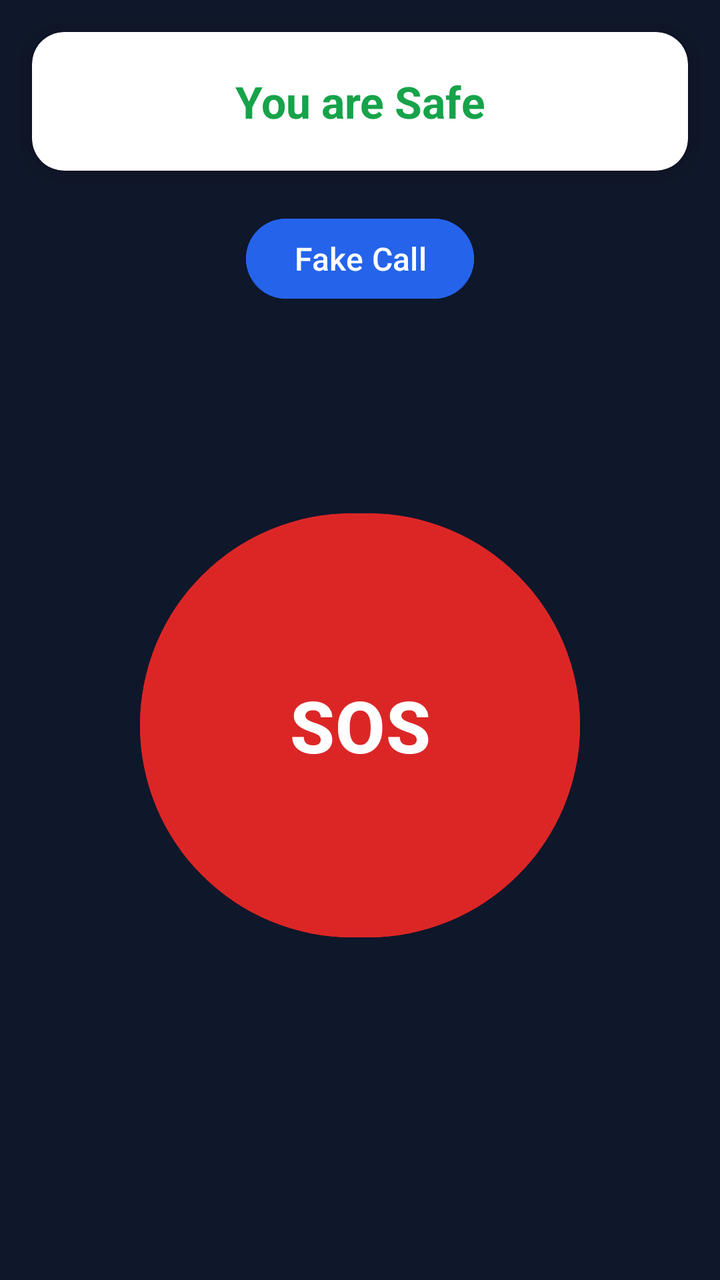
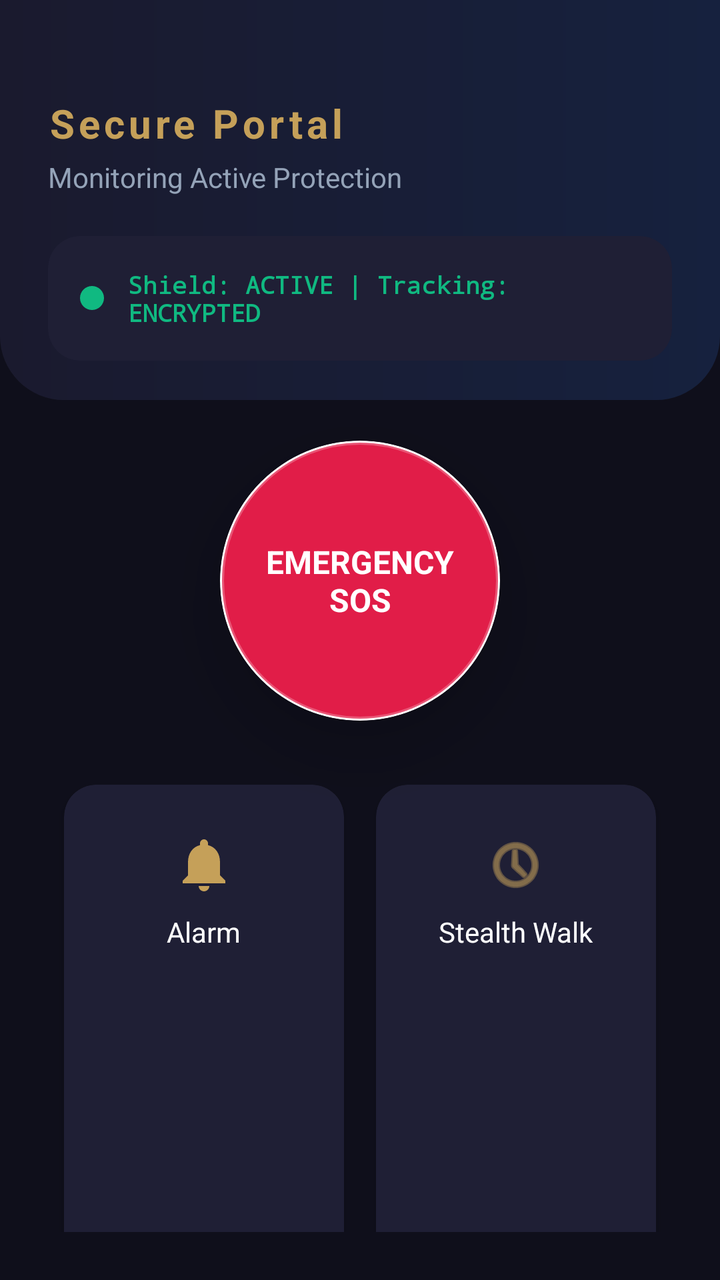

The first picture is an Android layout as it rendered before a commit; the second is the same layout after the commit. The layout source and the unified diff follow.
<!-- AndroidManifest.xml: application theme Theme.NaariRaksha -->
<!-- res/layout/activity_home.xml -->
<?xml version="1.0" encoding="utf-8"?>
<androidx.constraintlayout.widget.ConstraintLayout
    xmlns:android="http://schemas.android.com/apk/res/android"
    xmlns:app="http://schemas.android.com/apk/res-auto"
    android:layout_width="match_parent"
    android:layout_height="match_parent"
    android:background="#0F172A">

    
    
    <com.google.android.material.button.MaterialButton
        android:id="@+id/btnFakeCall"
        android:layout_width="wrap_content"
        android:layout_height="wrap_content"
        android:text="Fake Call"
        android:textSize="16sp"
        android:textColor="@android:color/white"
        android:backgroundTint="#2563EB"
        app:layout_constraintTop_toBottomOf="@id/cardStatus"
        app:layout_constraintStart_toStartOf="parent"
        app:layout_constraintEnd_toEndOf="parent"
        android:layout_marginTop="20dp"/>

    <androidx.cardview.widget.CardView
        android:id="@+id/cardStatus"
        android:layout_width="0dp"
        android:layout_height="wrap_content"
        android:layout_margin="16dp"
        app:cardCornerRadius="16dp"
        app:cardElevation="6dp"
        app:layout_constraintTop_toTopOf="parent"
        app:layout_constraintStart_toStartOf="parent"
        app:layout_constraintEnd_toEndOf="parent">

        <TextView
            android:layout_width="match_parent"
            android:layout_height="wrap_content"
            android:padding="20dp"
            android:text="@string/status_safe"
            android:textColor="#16A34A"
            android:textSize="22sp"
            android:textStyle="bold"
            android:gravity="center"/>
    </androidx.cardview.widget.CardView>

    
    <com.google.android.material.button.MaterialButton
        android:id="@+id/btnSOS"
        android:layout_width="220dp"
        android:layout_height="220dp"
        android:text="@string/sos"
        android:textSize="36sp"
        android:textStyle="bold"
        android:textColor="@android:color/white"
        android:backgroundTint="#DC2626"
        app:cornerRadius="110dp"
        app:layout_constraintTop_toBottomOf="@id/cardStatus"
        app:layout_constraintBottom_toBottomOf="parent"
        app:layout_constraintStart_toStartOf="parent"
        app:layout_constraintEnd_toEndOf="parent"/>



</androidx.constraintlayout.widget.ConstraintLayout>
<!-- resources referenced by this layout -->
<resources>
  <string name="sos">SOS</string>
  <string name="status_safe">You are Safe</string>
  <style name="Theme.NaariRaksha" parent="Theme.Material3.DayNight.NoActionBar">
          <item name="colorPrimary">@color/primary</item>
          <item name="colorSecondary">@color/secondary</item>
      </style>
  <color name="primary">#6A1B9A</color>
  <color name="secondary">#FF5252</color>
</resources>

<!-- the commit's change to res/layout/activity_home.xml (unified diff, before → after) -->
@@ -1,64 +1,246 @@
 <?xml version="1.0" encoding="utf-8"?>
-<androidx.constraintlayout.widget.ConstraintLayout
-    xmlns:android="http://schemas.android.com/apk/res/android"
+<androidx.constraintlayout.widget.ConstraintLayout xmlns:android="http://schemas.android.com/apk/res/android"
     xmlns:app="http://schemas.android.com/apk/res-auto"
     android:layout_width="match_parent"
     android:layout_height="match_parent"
-    android:background="#0F172A">
-
-    
-    
-    <com.google.android.material.button.MaterialButton
-        android:id="@+id/btnFakeCall"
+    android:background="@color/background">
+
+    
+    <View
+        android:id="@+id/headerBg"
+        android:layout_width="match_parent"
+        android:layout_height="200dp"
+        android:background="@drawable/bg_home_header"
+        app:layout_constraintTop_toTopOf="parent" />
+
+    <TextView
+        android:id="@+id/tvGreeting"
         android:layout_width="wrap_content"
         android:layout_height="wrap_content"
-        android:text="Fake Call"
-        android:textSize="16sp"
-        android:textColor="@android:color/white"
-        android:backgroundTint="#2563EB"
-        app:layout_constraintTop_toBottomOf="@id/cardStatus"
+        android:layout_marginStart="24dp"
+        android:layout_marginTop="48dp"
+        android:text="Secure Portal"
+        android:textColor="@color/accent"
+        android:textSize="20sp"
+        android:letterSpacing="0.1"
+        android:textStyle="bold"
         app:layout_constraintStart_toStartOf="parent"
+        app:layout_constraintTop_toTopOf="parent" />
+
+    <TextView
+        android:id="@+id/tvAppSlogan"
+        android:layout_width="wrap_content"
+        android:layout_height="wrap_content"
+        android:layout_marginTop="4dp"
+        android:text="Monitoring Active Protection"
+        android:textColor="@color/text_secondary"
+        android:textSize="14sp"
+        app:layout_constraintStart_toStartOf="@id/tvGreeting"
+        app:layout_constraintTop_toBottomOf="@id/tvGreeting" />
+
+    
+    <androidx.cardview.widget.CardView
+        android:id="@+id/cardLiveStatus"
+        android:layout_width="match_parent"
+        android:layout_height="wrap_content"
+        android:layout_marginHorizontal="24dp"
+        android:layout_marginTop="20dp"
+        app:cardBackgroundColor="@color/card_bg"
+        app:cardCornerRadius="16dp"
+        app:cardElevation="0dp"
+        app:layout_constraintTop_toBottomOf="@id/tvAppSlogan">
+
+        <LinearLayout
+            android:layout_width="match_parent"
+            android:layout_height="wrap_content"
+            android:padding="16dp"
+            android:gravity="center_vertical"
+            android:orientation="horizontal">
+
+            <View
+                android:layout_width="12dp"
+                android:layout_height="12dp"
+                android:background="@drawable/ic_dot_green" />
+
+            <TextView
+                android:layout_width="0dp"
+                android:layout_height="wrap_content"
+                android:layout_weight="1"
+                android:layout_marginStart="12dp"
+                android:text="Shield: ACTIVE | Tracking: ENCRYPTED"
+                android:textColor="#10B981"
+                android:textSize="12sp"
+                android:textStyle="bold"
+                android:fontFamily="monospace" />
+        </LinearLayout>
+    </androidx.cardview.widget.CardView>
+
+    
+    <androidx.cardview.widget.CardView
+        android:id="@+id/sosCardContainer"
+        android:layout_width="140dp"
+        android:layout_height="140dp"
+        android:layout_marginTop="40dp"
+        app:cardCornerRadius="70dp"
+        app:cardElevation="20dp"
         app:layout_constraintEnd_toEndOf="parent"
-        android:layout_marginTop="20dp"/>
-
-    <androidx.cardview.widget.CardView
-        android:id="@+id/cardStatus"
-        android:layout_width="0dp"
-        android:layout_height="wrap_content"
+        app:layout_constraintStart_toStartOf="parent"
+        app:layout_constraintTop_toBottomOf="@id/cardLiveStatus">
+
+        <RelativeLayout
+            android:id="@+id/btnSOS"
+            android:layout_width="match_parent"
+            android:layout_height="match_parent"
+            android:background="@drawable/bg_sos_button"
+            android:clickable="true"
+            android:focusable="true">
+
+            <TextView
+                android:layout_width="wrap_content"
+                android:layout_height="wrap_content"
+                android:layout_centerInParent="true"
+                android:text="EMERGENCY\nSOS"
+                android:gravity="center"
+                android:textColor="@color/white"
+                android:textSize="16sp"
+                android:textStyle="bold" />
+        </RelativeLayout>
+    </androidx.cardview.widget.CardView>
+
+    
+    <GridLayout
+        android:layout_width="match_parent"
+        android:layout_height="0dp"
         android:layout_margin="16dp"
-        app:cardCornerRadius="16dp"
-        app:cardElevation="6dp"
-        app:layout_constraintTop_toTopOf="parent"
-        app:layout_constraintStart_toStartOf="parent"
-        app:layout_constraintEnd_toEndOf="parent">
-
-        <TextView
-            android:layout_width="match_parent"
-            android:layout_height="wrap_content"
-            android:padding="20dp"
-            android:text="@string/status_safe"
-            android:textColor="#16A34A"
-            android:textSize="22sp"
-            android:textStyle="bold"
-            android:gravity="center"/>
-    </androidx.cardview.widget.CardView>
-
-    
-    <com.google.android.material.button.MaterialButton
-        android:id="@+id/btnSOS"
-        android:layout_width="220dp"
-        android:layout_height="220dp"
-        android:text="@string/sos"
-        android:textSize="36sp"
-        android:textStyle="bold"
-        android:textColor="@android:color/white"
-        android:backgroundTint="#DC2626"
-        app:cornerRadius="110dp"
-        app:layout_constraintTop_toBottomOf="@id/cardStatus"
+        android:columnCount="2"
+        android:padding="8dp"
         app:layout_constraintBottom_toBottomOf="parent"
-        app:layout_constraintStart_toStartOf="parent"
-        app:layout_constraintEnd_toEndOf="parent"/>
-
-
+        app:layout_constraintTop_toBottomOf="@id/sosCardContainer">
+
+        
+        <androidx.cardview.widget.CardView
+            android:id="@+id/cardSiren"
+            android:layout_width="0dp"
+            android:layout_height="wrap_content"
+            android:layout_rowWeight="1"
+            android:layout_columnWeight="1"
+            android:layout_margin="8dp"
+            app:cardBackgroundColor="@color/card_bg"
+            app:cardCornerRadius="16dp">
+
+            <LinearLayout
+                android:layout_width="match_parent"
+                android:layout_height="wrap_content"
+                android:gravity="center"
+                android:orientation="vertical"
+                android:padding="24dp">
+                <ImageView
+                    android:layout_width="32dp"
+                    android:layout_height="32dp"
+                    android:src="@drawable/ic_siren"
+                    app:tint="@color/accent" />
+                <TextView
+                    android:layout_width="wrap_content"
+                    android:layout_height="wrap_content"
+                    android:layout_marginTop="8dp"
+                    android:text="Alarm"
+                    android:textColor="@color/text_primary" />
+            </LinearLayout>
+        </androidx.cardview.widget.CardView>
+
+        
+        <androidx.cardview.widget.CardView
+            android:id="@+id/cardTimer"
+            android:layout_width="0dp"
+            android:layout_height="wrap_content"
+            android:layout_rowWeight="1"
+            android:layout_columnWeight="1"
+            android:layout_margin="8dp"
+            app:cardBackgroundColor="@color/card_bg"
+            app:cardCornerRadius="16dp">
+
+            <LinearLayout
+                android:layout_width="match_parent"
+                android:layout_height="wrap_content"
+                android:gravity="center"
+                android:orientation="vertical"
+                android:padding="24dp">
+                <ImageView
+                    android:layout_width="32dp"
+                    android:layout_height="32dp"
+                    android:src="@android:drawable/ic_menu_recent_history"
+                    app:tint="@color/accent" />
+                <TextView
+                    android:layout_width="wrap_content"
+                    android:layout_height="wrap_content"
+                    android:layout_marginTop="8dp"
+                    android:text="Stealth Walk"
+                    android:textColor="@color/text_primary" />
+            </LinearLayout>
+        </androidx.cardview.widget.CardView>
+
+        
+        <androidx.cardview.widget.CardView
+            android:id="@+id/cardHelplines"
+            android:layout_width="0dp"
+            android:layout_height="wrap_content"
+            android:layout_rowWeight="1"
+            android:layout_columnWeight="1"
+            android:layout_margin="8dp"
+            app:cardBackgroundColor="@color/card_bg"
+            app:cardCornerRadius="16dp">
+
+            <LinearLayout
+                android:layout_width="match_parent"
+                android:layout_height="wrap_content"
+                android:gravity="center"
+                android:orientation="vertical"
+                android:padding="24dp">
+                <ImageView
+                    android:layout_width="32dp"
+                    android:layout_height="32dp"
+                    android:src="@android:drawable/ic_menu_call"
+                    app:tint="@color/accent" />
+                <TextView
+                    android:layout_width="wrap_content"
+                    android:layout_height="wrap_content"
+                    android:layout_marginTop="8dp"
+                    android:text="Helplines"
+                    android:textColor="@color/text_primary" />
+            </LinearLayout>
+        </androidx.cardview.widget.CardView>
+
+         
+        <androidx.cardview.widget.CardView
+            android:id="@+id/cardContacts"
+            android:layout_width="0dp"
+            android:layout_height="wrap_content"
+            android:layout_rowWeight="1"
+            android:layout_columnWeight="1"
+            android:layout_margin="8dp"
+            app:cardBackgroundColor="@color/card_bg"
+            app:cardCornerRadius="16dp">
+
+            <LinearLayout
+                android:layout_width="match_parent"
+                android:layout_height="wrap_content"
+                android:gravity="center"
+                android:orientation="vertical"
+                android:padding="24dp">
+                <ImageView
+                    android:layout_width="32dp"
+                    android:layout_height="32dp"
+                    android:src="@drawable/ic_contacts"
+                    app:tint="@color/accent" />
+                <TextView
+                    android:layout_width="wrap_content"
+                    android:layout_height="wrap_content"
+                    android:layout_marginTop="8dp"
+                    android:text="Contacts"
+                    android:textColor="@color/text_primary" />
+            </LinearLayout>
+        </androidx.cardview.widget.CardView>
+
+    </GridLayout>
 
 </androidx.constraintlayout.widget.ConstraintLayout>
<!-- resource entries referenced after the edit -->
@@ -1,12 +1,65 @@
 <!-- resources referenced by this layout -->
 <resources>
-  <string name="sos">SOS</string>
-  <string name="status_safe">You are Safe</string>
+  <color name="accent">#C5A059</color>
+  <color name="background">#0F0F1B</color>
+  <color name="card_bg">#1F1F35</color>
+  <color name="text_primary">#FFFFFF</color>
+  <color name="text_secondary">#94A3B8</color>
+  <color name="white">#FFFFFF</color>
+  <!-- drawable bg_home_header (drawable) -->
+  <?xml version="1.0" encoding="utf-8"?>
+  <shape xmlns:android="http://schemas.android.com/apk/res/android">
+      <gradient
+          android:angle="0"
+          android:endColor="#16213E"
+          android:startColor="#1A1A2E"
+          android:type="linear" />
+      <corners
+          android:bottomLeftRadius="32dp"
+          android:bottomRightRadius="32dp" />
+  </shape>
+  <!-- drawable bg_sos_button (drawable) -->
+  <?xml version="1.0" encoding="utf-8"?>
+  <ripple xmlns:android="http://schemas.android.com/apk/res/android"
+      android:color="#20FFFFFF">
+      <item>
+          <shape android:shape="oval">
+              <solid android:color="@color/sos_red" />
+              <stroke android:width="2dp" android:color="#40FFFFFF"/>
+          </shape>
+      </item>
+  </ripple>
+  <!-- drawable ic_contacts (drawable) -->
+  <vector xmlns:android="http://schemas.android.com/apk/res/android"
+      android:width="24dp"
+      android:height="24dp"
+      android:viewportWidth="24"
+      android:viewportHeight="24">
+      <path
+          android:fillColor="#FF9800"
+          android:pathData="M12,12c2.21,0 4,-1.79 4,-4s-1.79,-4 -4,-4 -4,1.79 -4,4 1.79,4 4,4zM12,14c-2.67,0 -8,1.34 -8,4v2h16v-2c0,-2.66 -5.33,-4 -8,-4z" />
+  </vector>
+  <!-- drawable ic_dot_green (drawable) -->
+  <?xml version="1.0" encoding="utf-8"?>
+  <shape xmlns:android="http://schemas.android.com/apk/res/android"
+      android:shape="oval">
+      <solid android:color="#10B981" />
+  </shape>
+  <!-- drawable ic_siren (drawable) -->
+  <vector xmlns:android="http://schemas.android.com/apk/res/android"
+      android:width="24dp"
+      android:height="24dp"
+      android:viewportWidth="24"
+      android:viewportHeight="24">
+      <path
+          android:fillColor="@color/accent"
+          android:pathData="M12,22c1.1,0 2,-0.9 2,-2h-4c0,1.1 0.89,2 2,2zM18,16v-5c0,-3.07 -1.63,-5.64 -4.5,-6.32V4c0,-0.83 -0.67,-1.5 -1.5,-1.5s-1.5,0.67 -1.5,1.5v0.68C7.64,5.36 6,7.92 6,11v5l-2,2v1h16v-1l-2,-2z" />
+  </vector>
   <style name="Theme.NaariRaksha" parent="Theme.Material3.DayNight.NoActionBar">
           <item name="colorPrimary">@color/primary</item>
-          <item name="colorSecondary">@color/secondary</item>
+          <item name="colorSecondary">@color/accent</item>
       </style>
-  <color name="primary">#6A1B9A</color>
-  <color name="secondary">#FF5252</color>
+  <color name="sos_red">#E11D48</color>
+  <color name="primary">#1A1A2E</color>
 </resources>
 
